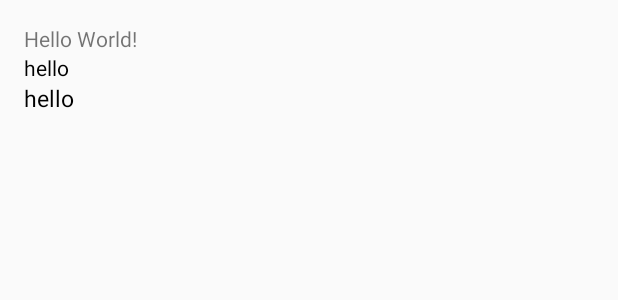
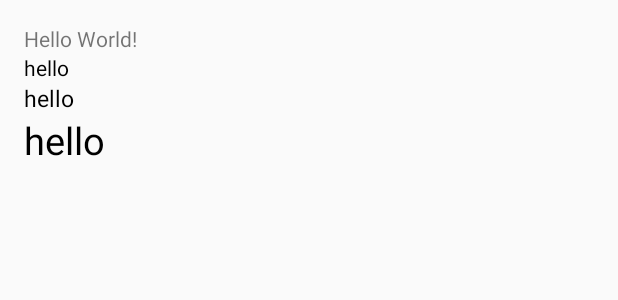
Before and after one commit to chujj/ColorTextView, an Android app: the layout content_main.xml on its own in the app's theme, with its tools: preview values and no code run, on a phone screen of 412 x 824 dp. Shown: the top 300 px of the screen. Run offline under Robolectric (Android 15) with nearby library versions, the phone set to English and light mode, and no system bars.

Commit message:
fix background baseline align, when font scaled

```diff
--- a/app/src/main/java/library/colortextview/example/MainActivity.java
+++ b/app/src/main/java/library/colortextview/example/MainActivity.java
@@ -103,6 +103,7 @@ public class MainActivity extends AppCompatActivity {
         Fresco.initialize(this);
         ((ColorTextView) this.findViewById(R.id.colorTextView)).setColorText(new FrescoBitmapFactory(), readAssetString("str.json"), " ENDEND");
         ((ColorTextView) this.findViewById(R.id.colorTextView2)).setColorText(new FrescoBitmapFactory(), readAssetString("str.json"), " ENDEND");
+        ((ColorTextView) this.findViewById(R.id.colorTextView3)).setColorText(new FrescoBitmapFactory(), readAssetString("str.json"), " ENDEND");
 
     }
 
--- a/app/src/main/res/layout/content_main.xml
+++ b/app/src/main/res/layout/content_main.xml
@@ -41,7 +41,25 @@
         app:label_marginLeft="2dp"
         app:label_marginRight="2dp"
         app:label_marginTop="2dp"
-        app:label_marginBottom="1dp"
+        app:label_marginBottom="2dp"
         android:textSize="15sp"
         />
+
+    <library.colortextview.view.ColorTextView
+        android:id="@+id/colorTextView3"
+        android:layout_width="wrap_content"
+        android:layout_height="wrap_content"
+        android:textColor="#000000"
+        android:text="hello"
+        android:layout_below="@+id/colorTextView2"
+        app:image_marginLeft="10dp"
+        app:image_marginRight="10dp"
+        app:label_paddingLeft="2dp"
+        app:label_paddingRight="2dp"
+        app:label_marginLeft="2dp"
+        app:label_marginRight="2dp"
+        app:label_marginTop="5dp"
+        app:label_marginBottom="5dp"
+        android:textSize="25sp"
+        />
 </RelativeLayout>
```
Also changed, not shown: colortextview/src/main/java/library/colortextview/LabelSpan.java (+5 -4 lines).
